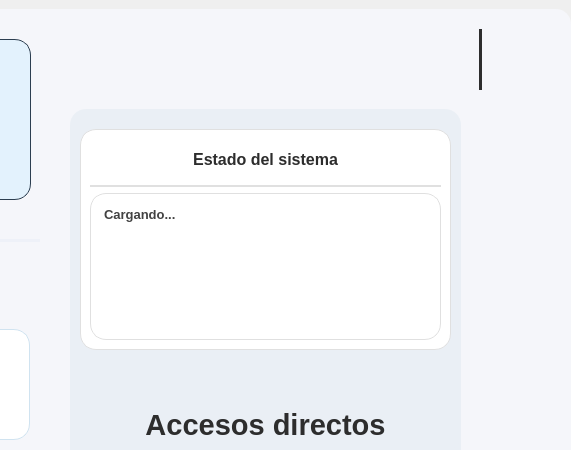
Above: resources/ui/main.ui from Proyecto-Uptjaa/Proyecto_SIRA before the change; both pictures show x 729 to 1300 and y 0 to 450 of the 1300 by 681 pixel window. Below: the same form after it.
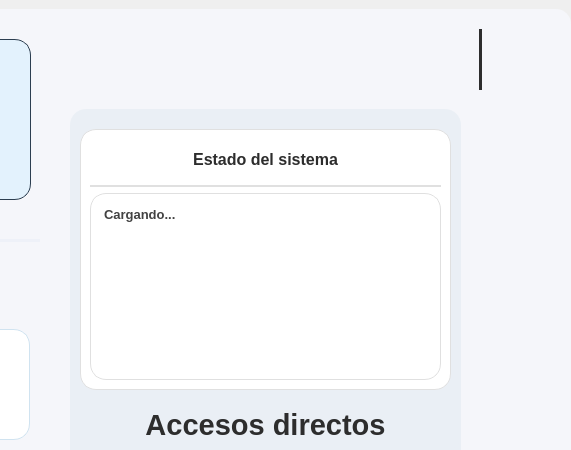
That is the form after the change. The open tabs and pages were chosen to show the change. Icons and pictures are not drawn. Custom widgets are drawn as their Qt base class.

```diff
--- a/resources/ui/main.ui
+++ b/resources/ui/main.ui
@@ -2374,7 +2374,7 @@
           <x>10</x>
           <y>20</y>
           <width>371</width>
-          <height>221</height>
+          <height>261</height>
          </rect>
         </property>
         <property name="styleSheet">
```
Left out of the diff: 2 changed lines with no effect on the pictures.
